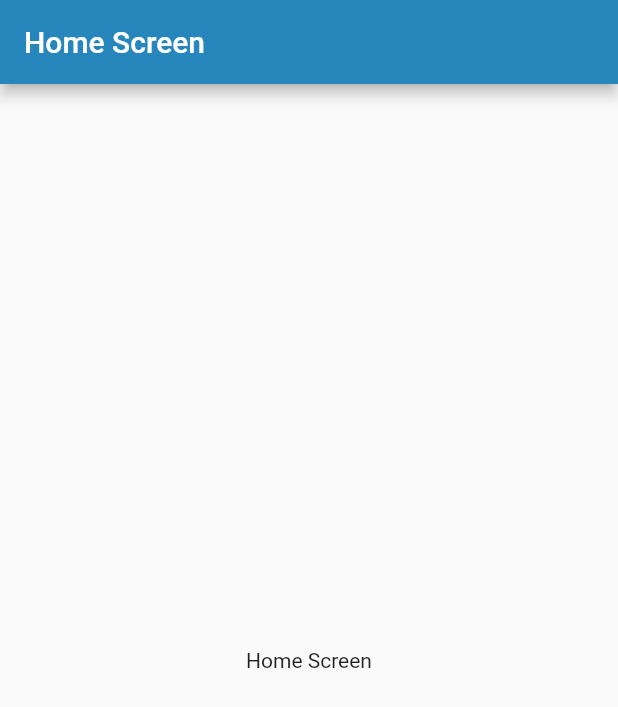
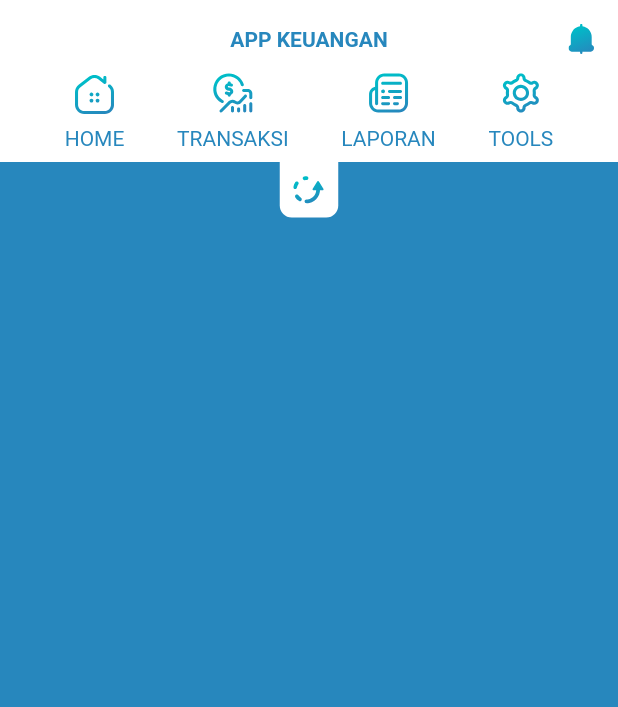
Before and after one commit to imaldi/app_keuangan, a Flutter app: the screen it shows after launch, on a phone screen of 412 x 824 dp. Shown: the top 707 px of the screen. Run offline on Flutter 3.47's test engine with Material 2 defaults, Android fonts, the phone set to English and light mode, and no system bars; our stand-ins replace auto_route, flutter_svg, google_fonts.

Commit message:
done home screen appbar

```diff
--- a/lib/core/resources/const/path/svg_icon_path.dart
+++ b/lib/core/resources/const/path/svg_icon_path.dart
@@ -1,4 +1,4 @@
-const baseSVGPath = "assets/images/svg";
+const baseSVGPath = "assets/svg";
 const homeIconPath = "$baseSVGPath/home_icon.svg";
 const stockIconPath = "$baseSVGPath/stock_exchange_icon.svg";
 const newsIconPath = "$baseSVGPath/news_icon.svg";
--- a/lib/main.dart
+++ b/lib/main.dart
@@ -3,15 +3,16 @@ import 'package:flutter/material.dart';
 import 'core/routes/app_router.gr.dart';
 import 'package:google_fonts/google_fonts.dart';
 
+void main() {
+  WidgetsFlutterBinding.ensureInitialized();
 
-void main() {
   runApp(RootWidget());
 }
 
 class RootWidget extends StatelessWidget {
   final _appRouter = AppRouter();
+
   RootWidget({super.key});
-
 
   // This widget is the root of your application.
   @override
@@ -20,20 +21,18 @@ class RootWidget extends StatelessWidget {
       routerDelegate: _appRouter.delegate(),
       routeInformationParser: _appRouter.defaultRouteParser(),
       debugShowCheckedModeBanner: false,
-      title: 'Flutter Demo',
+      title: 'App Keuangan',
       theme: ThemeData(
-        primaryColor: primaryColor,
+          primaryColor: primaryColor,
+          scaffoldBackgroundColor: primaryColor,
           appBarTheme: AppBarTheme.of(context).copyWith(
             backgroundColor: primaryColor,
           ),
-
-          textTheme:
-          GoogleFonts.robotoTextTheme(Theme.of(context).textTheme),
-
+          textTheme: GoogleFonts.robotoTextTheme(Theme.of(context).textTheme),
           inputDecorationTheme: const InputDecorationTheme(
             isDense: true,
             contentPadding: EdgeInsets.symmetric(horizontal: 0, vertical: 0),
           )),
-      );
+    );
   }
 }
--- a/lib/presentation/screens/home_screen.dart
+++ b/lib/presentation/screens/home_screen.dart
@@ -1,3 +1,4 @@
+import 'package:app_keuangan/presentation/widgets/appbar/home_appbar.dart';
 import 'package:flutter/material.dart';
 
 class HomeScreen extends StatefulWidget {
@@ -11,7 +12,13 @@ class _HomeScreenState extends State<HomeScreen> {
   @override
   Widget build(BuildContext context) {
     return  Scaffold(
-      appBar: AppBar(title: const Text("Home Screen"),),
-      body: const Center(child: Text("Home Screen"),),);
+      body: SafeArea(
+        child: Stack(
+          alignment: Alignment.topCenter,
+          children: const [
+          HomeAppbar(),
+        ],),
+      ),
+    );
   }
 }
--- a/lib/presentation/widgets/appbar/home_appbar.dart
+++ b/lib/presentation/widgets/appbar/home_appbar.dart
@@ -18,43 +18,57 @@ class HomeAppbar extends StatefulWidget {
 class _HomeAppbarState extends State<HomeAppbar> {
   @override
   Widget build(BuildContext context) {
-    return Container(
-      color: Colors.white,
+    return IntrinsicHeight(
+      child: Container(
         width: double.infinity,
         child: Column(
           children: [
-          Stack(
+            IntrinsicHeight(child: Container(
+              color: Colors.white,
+              padding: const EdgeInsets.all(sizeNormal),
+              child: Column(children: [
+              Padding(
+                padding: const EdgeInsets.all(sizeNormal),
+                child: Stack(
                   alignment: Alignment.centerRight,
                   children: [
                     Container(
                         width: double.infinity,
-                  child: const Center(child: CustomText("APP KEUANGAN",color: primaryColor,))),
+                        child: const Center(child: CustomText("APP KEUANGAN",color: primaryColor,weight: FontWeight.bold,))),
                     SvgPicture.asset(bellIconPath),
                   ],
                 ),
+              ),
               Row(
+                crossAxisAlignment: CrossAxisAlignment.end,
+                mainAxisAlignment: MainAxisAlignment.spaceEvenly,
                 // TODO: make some of these transparent
                 children: const [
-              LabelledSvgIcon(homeIconPath, "HOME"),
+                  LabelledSvgIcon(homeIconPath, "HOME",optionalTextTopMargin: sizeNormal,),
                   LabelledSvgIcon(stockIconPath, "TRANSAKSI"),
                   LabelledSvgIcon(newsIconPath, "LAPORAN"),
                   LabelledSvgIcon(settingsIconPath, "TOOLS"),
                 ],
               ),
+            ],),)),
             Container(
               color: Colors.transparent,
               child: Row(
                 mainAxisAlignment: MainAxisAlignment.center,
                 children: [
-                RoundedContainer(
-                  sizeNormal,
-                  boxDecoration: const BoxDecoration(color: Colors.white),
+                  Container(
+                    padding: const EdgeInsets.all(sizeNormal),
+                    decoration: BoxDecoration(color: Colors.white,
+                      border: Border.all(color: Colors.transparent),
+                      borderRadius: const BorderRadius.only(bottomLeft: Radius.circular(sizeNormal), bottomRight: Radius.circular(sizeNormal)),
+                    ),
                     child: SvgPicture.asset(reloadIconPath),
                   ),
                 ],),
             )
           ],
         ),
+      ),
     );
   }
 }
--- a/lib/presentation/widgets/container/rounded_container.dart
+++ b/lib/presentation/widgets/container/rounded_container.dart
@@ -15,6 +15,7 @@ class RoundedContainer extends StatefulWidget {
     this.constraints,
     this.clipBehavior,
         this.initState,
+        this.borderColor,
   }) : super(key: key);
   final double borderRadius;
   final double? height;
@@ -25,6 +26,7 @@ class RoundedContainer extends StatefulWidget {
   final BoxConstraints? constraints;
   final Clip? clipBehavior;
   final Function()? initState;
+  final Color? borderColor;
 
   /// Supaya masih bisa meng-custom box decoration walaupun sudah di beri nilai default
   final BoxDecoration boxDecoration;
@@ -51,6 +53,7 @@ class _RoundedContainerState extends State<RoundedContainer> {
       margin: widget.margin ?? const EdgeInsets.symmetric(vertical: sizeNormal),
       constraints: widget.constraints ?? const BoxConstraints(minHeight: sizeBig),
       decoration: widget.boxDecoration.copyWith(
+        border: Border.all(color: widget.borderColor ?? Colors.transparent),
         borderRadius: BorderRadius.all(Radius.circular(widget.borderRadius)),
       ),
       child: widget.child,
--- a/lib/presentation/widgets/icon/labelled_svg_icon.dart
+++ b/lib/presentation/widgets/icon/labelled_svg_icon.dart
@@ -7,13 +7,16 @@ import '../text/custom_text.dart';
 class LabelledSvgIcon extends StatelessWidget {
   final String assetPath;
   final String label;
-  const LabelledSvgIcon(this.assetPath,this.label,{Key? key}) : super(key: key);
+  final double? optionalTextTopMargin;
+  const LabelledSvgIcon(this.assetPath,this.label,{this.optionalTextTopMargin, Key? key}) : super(key: key);
 
   @override
   Widget build(BuildContext context) {
     return Column(children: [
       SvgPicture.asset(assetPath),
-      CustomText(label,color: primaryColor,),
+      Container(
+          margin: EdgeInsets.only(top: optionalTextTopMargin ?? 0.0),
+          child: CustomText(label,color: primaryColor,)),
     ],);
   }
 }
```
Also changed, not shown: assets/svg/home_icon.svg, assets/svg/news_icon.svg, assets/svg/notification_bell_icon.svg, assets/svg/reload_icon.svg, assets/svg/settings_icon.svg, assets/svg/stock_exchange_icon.svg. Lines whose indentation alone changed are shown as unchanged.
